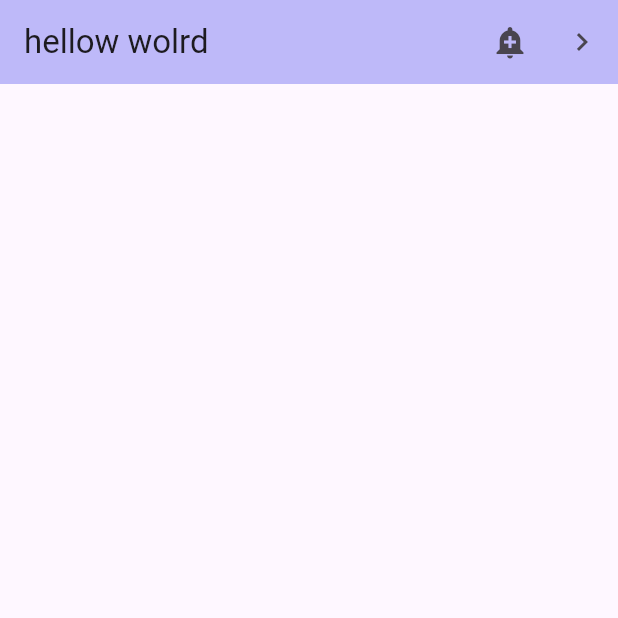
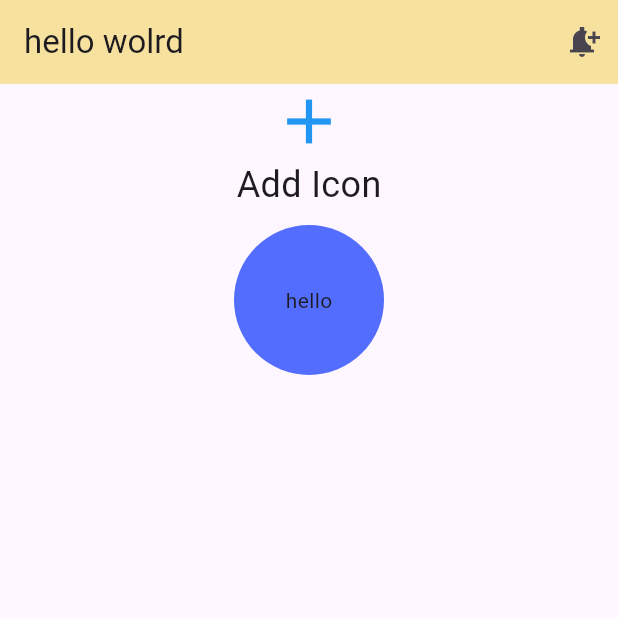
Before and after one commit to Ddasunsandeepa/mobile_app, a Flutter app: the screen it shows after launch, on a phone screen of 412 x 824 dp, the top half of it. Run offline on Flutter 3.47's test engine with Material 3 defaults, Android fonts, the phone set to English and light mode, and no system bars.

```diff
--- a/lib/main.dart
+++ b/lib/main.dart
@@ -13,39 +13,33 @@ class MyApp extends StatelessWidget {
       title: "new app",
       home: Scaffold(
         appBar: AppBar(
-          backgroundColor: Color.fromARGB(255, 190, 185, 249),
-          title: Text("hellow wolrd"),
-          actions: <Widget>[
+          backgroundColor: const Color.fromARGB(255, 247, 225, 159),
+          title: const Text("hello wolrd"),
+          actions: [
             IconButton(
-              icon: const Icon(Icons.add_alert),
-              tooltip: 'Show Snackbar',
+              icon: Icon(Icons.notification_add_sharp), // Correct syntax
               onPressed: () {
-                ScaffoldMessenger.of(
-                  context,
-                ).showSnackBar(
-                    const SnackBar(content: Text('This is a snackbar')));
+                // Perform an action when the button is pressed
               },
             ),
-            IconButton(
-              icon: const Icon(Icons.navigate_next),
-              tooltip: 'Go to the next page',
-              onPressed: () {
-                Navigator.push(
-                  context,
-                  MaterialPageRoute<void>(
-                    builder: (BuildContext context) {
-                      return Scaffold(
-                        appBar: AppBar(title: const Text('Next page')),
-                        body: const Center(
-                          child: Text('This is the next page',
-                              style: TextStyle(fontSize: 24)),
-                        ),
-                      );
-                    },
-                  ),
-                );
-              },
-            ),
+          ],
+        ),
+        body: Column(
+          mainAxisAlignment: MainAxisAlignment.start, // Centers the content
+          children: [
+            const Icon(Icons.add, size: 50, color: Colors.blue),
+            const Text("Add Icon", style: TextStyle(fontSize: 24)),
+            Center(
+              child: Container(
+                height: 100,
+                width: 100,
+                decoration: BoxDecoration(
+                    borderRadius: BorderRadius.circular(50),
+                    color: Colors.indigoAccent),
+                margin: const EdgeInsets.all(10),
+                child: Center(child: const Text("hello")),
+              ),
+            )
           ],
         ),
       ),
```
